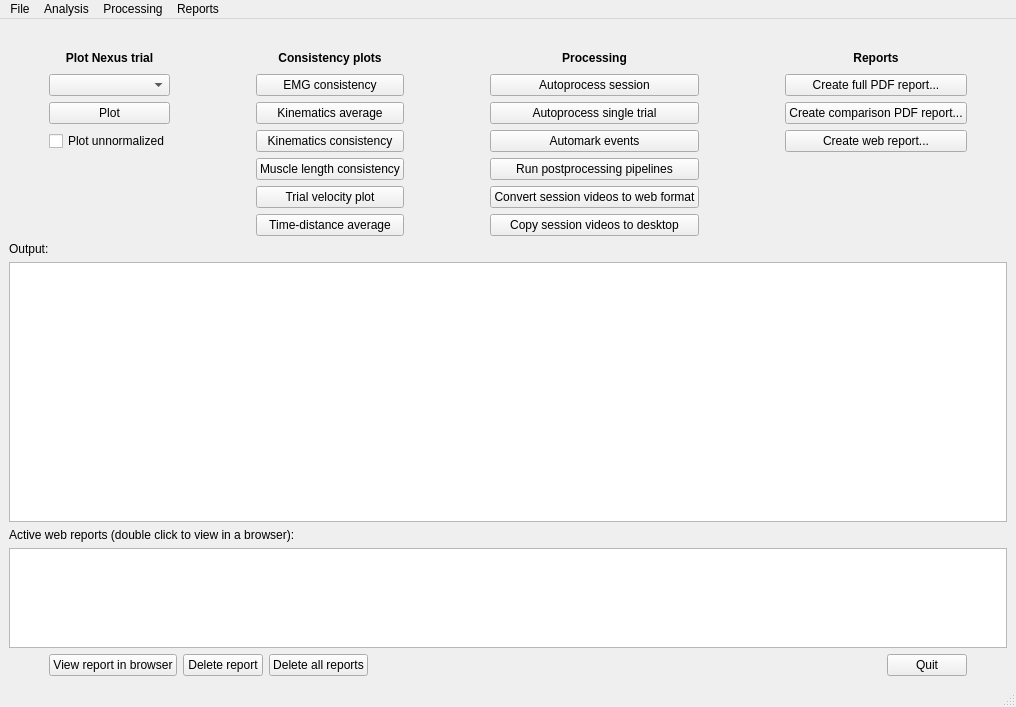
Before: the Qt Designer form gaitutils/nexus_scripts/nexus_menu.ui in NCH-Motion-Laboratory/gaitutils, drawn with Qt 5.
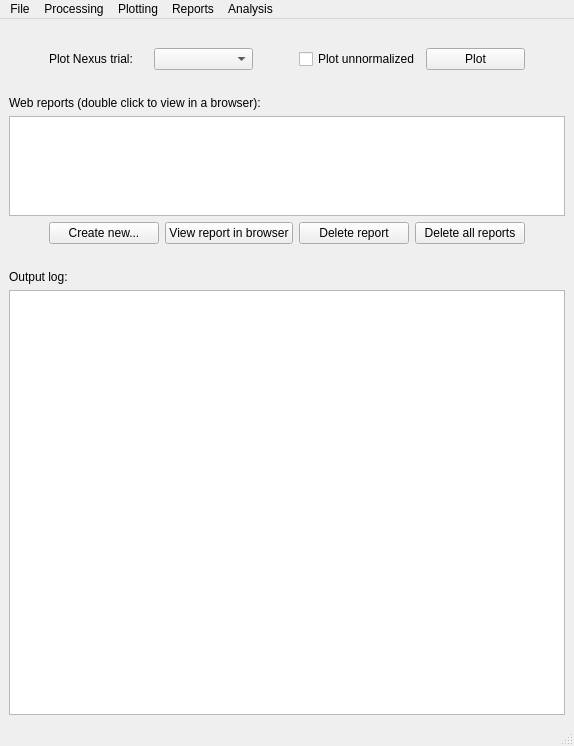
After: the same form once the commit is applied. Custom widgets are drawn as their Qt base class.

Commit message: wip: menu and widgets

```diff
--- a/gaitutils/nexus_scripts/nexus_menu.ui
+++ b/gaitutils/nexus_scripts/nexus_menu.ui
@@ -6,8 +6,8 @@
    <rect>
     <x>0</x>
     <y>0</y>
-    <width>1016</width>
-    <height>707</height>
+    <width>574</width>
+    <height>746</height>
    </rect>
   </property>
   <property name="windowTitle">
@@ -33,288 +33,110 @@
     </item>
     <item>
      <layout class="QGridLayout" name="gridLayout">
-      <item row="5" column="5">
-       <widget class="QPushButton" name="btnTrialVelocity">
-        <property name="text">
-         <string>Trial velocity plot</string>
-        </property>
-       </widget>
-      </item>
-      <item row="3" column="7">
-       <widget class="QPushButton" name="btnAutomark">
-        <property name="text">
-         <string>Automark events</string>
-        </property>
-       </widget>
-      </item>
-      <item row="1" column="7">
-       <widget class="QPushButton" name="btnAutoprocSession">
-        <property name="text">
-         <string>Autoprocess session</string>
-        </property>
-       </widget>
-      </item>
-      <item row="3" column="5">
-       <widget class="QPushButton" name="btnKinCons">
-        <property name="text">
-         <string>Kinematics consistency</string>
-        </property>
-       </widget>
-      </item>
-      <item row="0" column="1">
-       <widget class="QLabel" name="label">
-        <property name="font">
-         <font>
-          <weight>75</weight>
-          <bold>true</bold>
-         </font>
-        </property>
-        <property name="text">
-         <string>Plot Nexus trial</string>
-        </property>
-        <property name="alignment">
-         <set>Qt::AlignCenter</set>
+      <item row="1" column="2">
+       <widget class="QComboBox" name="cbNexusTrialLayout">
+        <property name="sizePolicy">
+         <sizepolicy hsizetype="Preferred" vsizetype="Preferred">
+          <horstretch>0</horstretch>
+          <verstretch>0</verstretch>
+         </sizepolicy>
         </property>
        </widget>
       </item>
       <item row="1" column="5">
-       <widget class="QPushButton" name="btnEMGCons">
-        <property name="text">
-         <string>EMG consistency</string>
-        </property>
-       </widget>
-      </item>
-      <item row="0" column="7">
-       <widget class="QLabel" name="label_3">
-        <property name="font">
-         <font>
-          <weight>75</weight>
-          <bold>true</bold>
-         </font>
-        </property>
-        <property name="text">
-         <string>Processing</string>
-        </property>
-        <property name="alignment">
-         <set>Qt::AlignCenter</set>
-        </property>
-       </widget>
-      </item>
-      <item row="2" column="7">
-       <widget class="QPushButton" name="btnAutoprocTrial">
-        <property name="text">
-         <string>Autoprocess single trial</string>
-        </property>
-       </widget>
-      </item>
-      <item row="0" column="5">
-       <widget class="QLabel" name="label_2">
-        <property name="font">
-         <font>
-          <weight>75</weight>
-          <bold>true</bold>
-         </font>
-        </property>
-        <property name="text">
-         <string>Consistency plots</string>
-        </property>
-        <property name="alignment">
-         <set>Qt::AlignCenter</set>
-        </property>
-       </widget>
-      </item>
-      <item row="6" column="5">
-       <widget class="QPushButton" name="btnTimeDistAverage">
-        <property name="text">
-         <string>Time-distance average</string>
-        </property>
-       </widget>
-      </item>
-      <item row="0" column="0">
-       <spacer name="horizontalSpacer_3">
-        <property name="orientation">
-         <enum>Qt::Horizontal</enum>
-        </property>
-        <property name="sizeType">
-         <enum>QSizePolicy::Fixed</enum>
-        </property>
-        <property name="sizeHint" stdset="0">
-         <size>
-          <width>40</width>
-          <height>20</height>
-         </size>
-        </property>
-       </spacer>
-      </item>
-      <item row="2" column="5">
-       <widget class="QPushButton" name="btnKinAverage">
-        <property name="text">
-         <string>Kinematics average</string>
-        </property>
-       </widget>
-      </item>
-      <item row="0" column="10">
-       <spacer name="horizontalSpacer_4">
-        <property name="orientation">
-         <enum>Qt::Horizontal</enum>
-        </property>
-        <property name="sizeType">
-         <enum>QSizePolicy::Fixed</enum>
-        </property>
-        <property name="sizeHint" stdset="0">
-         <size>
-          <width>40</width>
-          <height>20</height>
-         </size>
-        </property>
-       </spacer>
-      </item>
-      <item row="4" column="5">
-       <widget class="QPushButton" name="btnMuscleLenCons">
-        <property name="text">
-         <string>Muscle length consistency</string>
-        </property>
-       </widget>
-      </item>
-      <item row="0" column="9">
-       <widget class="QLabel" name="label_5">
-        <property name="font">
-         <font>
-          <weight>75</weight>
-          <bold>true</bold>
-         </font>
-        </property>
-        <property name="text">
-         <string>Reports</string>
-        </property>
-        <property name="alignment">
-         <set>Qt::AlignCenter</set>
-        </property>
-       </widget>
-      </item>
-      <item row="0" column="8">
-       <spacer name="horizontalSpacer_6">
-        <property name="orientation">
-         <enum>Qt::Horizontal</enum>
-        </property>
-        <property name="sizeType">
-         <enum>QSizePolicy::Fixed</enum>
-        </property>
-        <property name="sizeHint" stdset="0">
-         <size>
-          <width>80</width>
-          <height>20</height>
-         </size>
-        </property>
-       </spacer>
-      </item>
-      <item row="1" column="9">
-       <widget class="QPushButton" name="btnCreatePDFs">
-        <property name="text">
-         <string>Create full PDF report...</string>
-        </property>
-       </widget>
-      </item>
-      <item row="2" column="9">
-       <widget class="QPushButton" name="btnCreateComparison">
-        <property name="text">
-         <string>Create comparison PDF report...</string>
-        </property>
-       </widget>
-      </item>
-      <item row="3" column="9">
-       <widget class="QPushButton" name="btnCreateWebReport">
-        <property name="text">
-         <string>Create web report...</string>
-        </property>
-       </widget>
-      </item>
-      <item row="0" column="6">
-       <spacer name="horizontalSpacer_2">
-        <property name="orientation">
-         <enum>Qt::Horizontal</enum>
-        </property>
-        <property name="sizeType">
-         <enum>QSizePolicy::Fixed</enum>
-        </property>
-        <property name="sizeHint" stdset="0">
-         <size>
-          <width>80</width>
-          <height>20</height>
-         </size>
-        </property>
-       </spacer>
-      </item>
-      <item row="0" column="2">
-       <spacer name="horizontalSpacer_5">
-        <property name="orientation">
-         <enum>Qt::Horizontal</enum>
-        </property>
-        <property name="sizeType">
-         <enum>QSizePolicy::Fixed</enum>
-        </property>
-        <property name="sizeHint" stdset="0">
-         <size>
-          <width>80</width>
-          <height>20</height>
-         </size>
-        </property>
-       </spacer>
-      </item>
-      <item row="4" column="7">
-       <widget class="QPushButton" name="btnPostprocessSession">
-        <property name="text">
-         <string>Run postprocessing pipelines</string>
-        </property>
-       </widget>
-      </item>
-      <item row="6" column="7">
-       <widget class="QPushButton" name="btnCopyVideos">
-        <property name="text">
-         <string>Copy session videos to desktop</string>
-        </property>
-       </widget>
-      </item>
-      <item row="5" column="7">
-       <widget class="QPushButton" name="btnConvertSessionVideos">
-        <property name="text">
-         <string>Convert session videos to web format</string>
-        </property>
-       </widget>
-      </item>
-      <item row="1" column="1">
-       <widget class="QComboBox" name="cbNexusTrialLayout"/>
-      </item>
-      <item row="2" column="1">
        <widget class="QPushButton" name="btnPlotNexusTrial">
+        <property name="sizePolicy">
+         <sizepolicy hsizetype="Preferred" vsizetype="Preferred">
+          <horstretch>0</horstretch>
+          <verstretch>0</verstretch>
+         </sizepolicy>
+        </property>
         <property name="text">
          <string>Plot</string>
         </property>
        </widget>
       </item>
-      <item row="3" column="1">
-       <widget class="QCheckBox" name="checkBox">
+      <item row="4" column="2">
+       <widget class="QLabel" name="label_2">
+        <property name="text">
+         <string/>
+        </property>
+       </widget>
+      </item>
+      <item row="1" column="1">
+       <widget class="QLabel" name="label_3">
+        <property name="text">
+         <string>Plot Nexus trial:</string>
+        </property>
+       </widget>
+      </item>
+      <item row="1" column="4">
+       <widget class="QCheckBox" name="xbPlotUnnorm">
+        <property name="sizePolicy">
+         <sizepolicy hsizetype="Preferred" vsizetype="Fixed">
+          <horstretch>0</horstretch>
+          <verstretch>0</verstretch>
+         </sizepolicy>
+        </property>
         <property name="text">
          <string>Plot unnormalized</string>
         </property>
        </widget>
       </item>
+      <item row="1" column="3">
+       <spacer name="horizontalSpacer_5">
+        <property name="orientation">
+         <enum>Qt::Horizontal</enum>
+        </property>
+        <property name="sizeType">
+         <enum>QSizePolicy::Preferred</enum>
+        </property>
+        <property name="sizeHint" stdset="0">
+         <size>
+          <width>40</width>
+          <height>20</height>
+         </size>
+        </property>
+       </spacer>
+      </item>
+      <item row="1" column="0">
+       <spacer name="horizontalSpacer_3">
+        <property name="orientation">
+         <enum>Qt::Horizontal</enum>
+        </property>
+        <property name="sizeType">
+         <enum>QSizePolicy::Preferred</enum>
+        </property>
+        <property name="sizeHint" stdset="0">
+         <size>
+          <width>40</width>
+          <height>20</height>
+         </size>
+        </property>
+       </spacer>
+      </item>
+      <item row="1" column="6">
+       <spacer name="horizontalSpacer_4">
+        <property name="orientation">
+         <enum>Qt::Horizontal</enum>
+        </property>
+        <property name="sizeType">
+         <enum>QSizePolicy::Preferred</enum>
+        </property>
+        <property name="sizeHint" stdset="0">
+         <size>
+          <width>40</width>
+          <height>20</height>
+         </size>
+        </property>
+       </spacer>
+      </item>
      </layout>
     </item>
-    <item>
-     <widget class="QLabel" name="label_4">
-      <property name="text">
-       <string>Output:</string>
-      </property>
-     </widget>
-    </item>
-    <item>
-     <widget class="QPlainTextEdit" name="txtOutput"/>
-    </item>
     <item>
      <widget class="QLabel" name="label_6">
       <property name="text">
-       <string>Active web reports (double click to view in a browser):</string>
+       <string>Web reports (double click to view in a browser):</string>
       </property>
      </widget>
     </item>
@@ -342,7 +164,7 @@
          <enum>Qt::Horizontal</enum>
         </property>
         <property name="sizeType">
-         <enum>QSizePolicy::Fixed</enum>
+         <enum>QSizePolicy::Preferred</enum>
         </property>
         <property name="sizeHint" stdset="0">
          <size>
@@ -352,6 +174,13 @@
         </property>
        </spacer>
       </item>
+      <item>
+       <widget class="QPushButton" name="btnCreateReport">
+        <property name="text">
+         <string>Create new...</string>
+        </property>
+       </widget>
+      </item>
       <item>
        <widget class="QPushButton" name="btnViewReport">
         <property name="text">
@@ -373,33 +202,13 @@
         </property>
        </widget>
       </item>
-      <item>
-       <spacer name="horizontalSpacer_8">
-        <property name="orientation">
-         <enum>Qt::Horizontal</enum>
-        </property>
-        <property name="sizeHint" stdset="0">
-         <size>
-          <width>40</width>
-          <height>20</height>
-         </size>
-        </property>
-       </spacer>
-      </item>
-      <item>
-       <widget class="QPushButton" name="btnQuit">
-        <property name="text">
-         <string>Quit</string>
-        </property>
-       </widget>
-      </item>
       <item>
        <spacer name="horizontalSpacer_9">
         <property name="orientation">
          <enum>Qt::Horizontal</enum>
         </property>
         <property name="sizeType">
-         <enum>QSizePolicy::Fixed</enum>
+         <enum>QSizePolicy::Preferred</enum>
         </property>
         <property name="sizeHint" stdset="0">
          <size>
@@ -412,7 +221,30 @@
      </layout>
     </item>
     <item>
-     <layout class="QHBoxLayout" name="horizontalLayout"/>
+     <spacer name="verticalSpacer_2">
+      <property name="orientation">
+       <enum>Qt::Vertical</enum>
+      </property>
+      <property name="sizeType">
+       <enum>QSizePolicy::Fixed</enum>
+      </property>
+      <property name="sizeHint" stdset="0">
+       <size>
+        <width>20</width>
+        <height>20</height>
+       </size>
+      </property>
+     </spacer>
+    </item>
+    <item>
+     <widget class="QLabel" name="label_4">
+      <property name="text">
+       <string>Output log:</string>
+      </property>
+     </widget>
+    </item>
+    <item>
+     <widget class="QPlainTextEdit" name="txtOutput"/>
     </item>
    </layout>
   </widget>
@@ -421,7 +253,7 @@
     <rect>
      <x>0</x>
      <y>0</y>
-     <width>1016</width>
+     <width>574</width>
      <height>21</height>
     </rect>
    </property>
@@ -457,10 +289,16 @@
     <addaction name="actionCreate_comparison_PDF_report"/>
     <addaction name="actionCreate_web_report"/>
    </widget>
+   <widget class="QMenu" name="menuPlotting">
+    <property name="title">
+     <string>Plotting</string>
+    </property>
+   </widget>
    <addaction name="menuFile"/>
-   <addaction name="menuAnalysis"/>
    <addaction name="menuProcessing"/>
+   <addaction name="menuPlotting"/>
    <addaction name="menuReports"/>
+   <addaction name="menuAnalysis"/>
   </widget>
   <widget class="QStatusBar" name="statusbar"/>
   <action name="actionOptions">
```
The commit also changes 1 other file.
